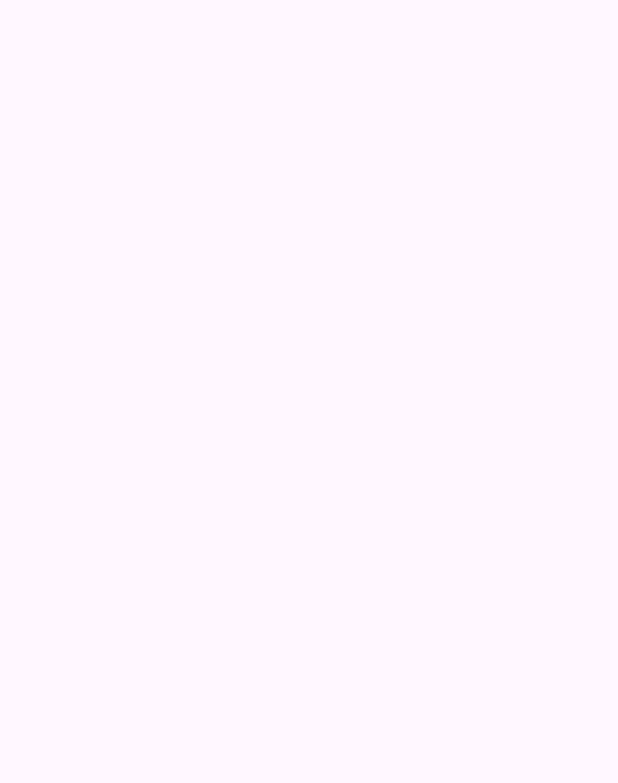
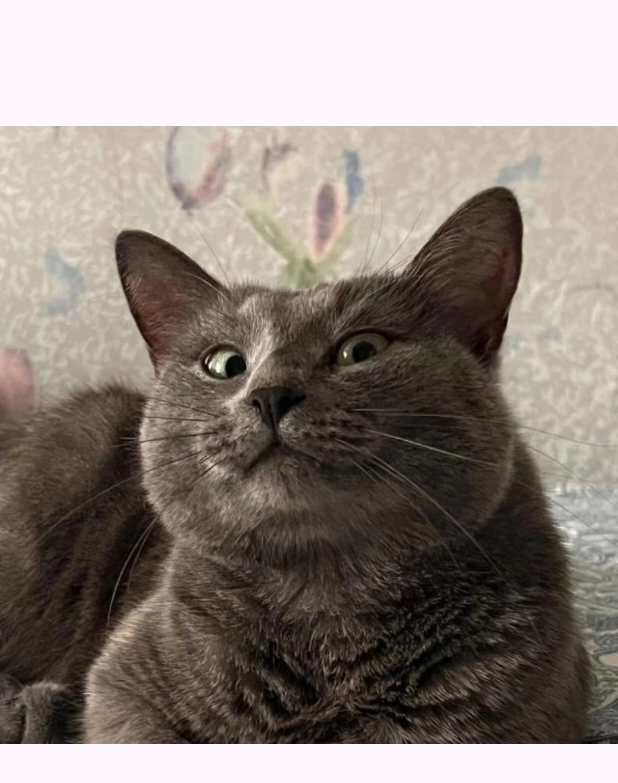
Before and after one commit to urmasa-tar/Mobile_dev_labs, an Android app: the screen it shows after launch (MainActivity), on a phone screen of 412 x 824 dp. Before the commit the part shown is empty. Shown: the top 783 px of the screen. Run offline under Robolectric (Android 15) with nearby library versions, the phone set to English and light mode, and no system bars.

Commit message:
Cat_img_app

```diff
--- a/Lab_02/app/src/main/res/layout/activity_main.xml
+++ b/Lab_02/app/src/main/res/layout/activity_main.xml
@@ -1,8 +1,18 @@
 <?xml version="1.0" encoding="utf-8"?>
-<androidx.constraintlayout.widget.ConstraintLayout xmlns:android="http://schemas.android.com/apk/res/android"
+<LinearLayout xmlns:android="http://schemas.android.com/apk/res/android"
     xmlns:app="http://schemas.android.com/apk/res-auto"
     xmlns:tools="http://schemas.android.com/tools"
     android:id="@+id/main"
     android:layout_width="match_parent"
     android:layout_height="match_parent"
-    tools:context=".MainActivity"/>
+    tools:context=".MainActivity"
+    android:orientation="vertical"
+    android:weightSum="2">
+
+    <ImageView
+        android:id="@+id/imageView"
+        android:layout_width="match_parent"
+        android:layout_height="336dp"
+        android:layout_weight="1"
+        app:srcCompat="@drawable/cat" />
+</LinearLayout>
```
Also changed, not shown: Lab_02/app/src/main/res/drawable/cat.jpg (added), Lab_02/app/src/main/res/drawable/dog.jpg (added).
